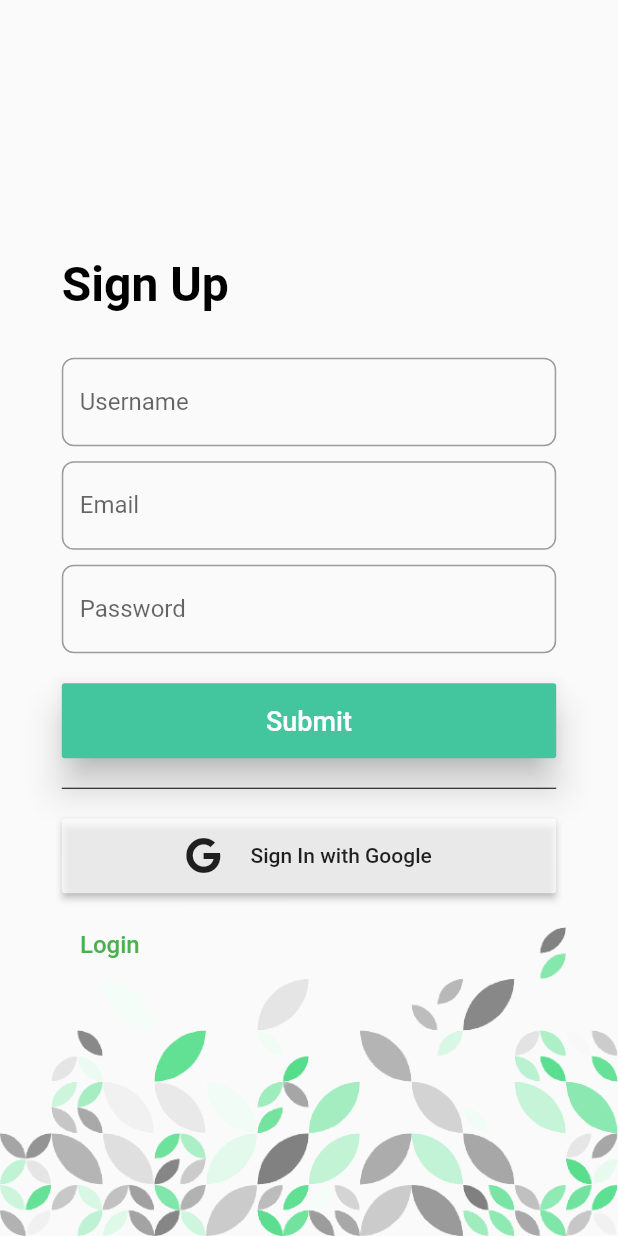
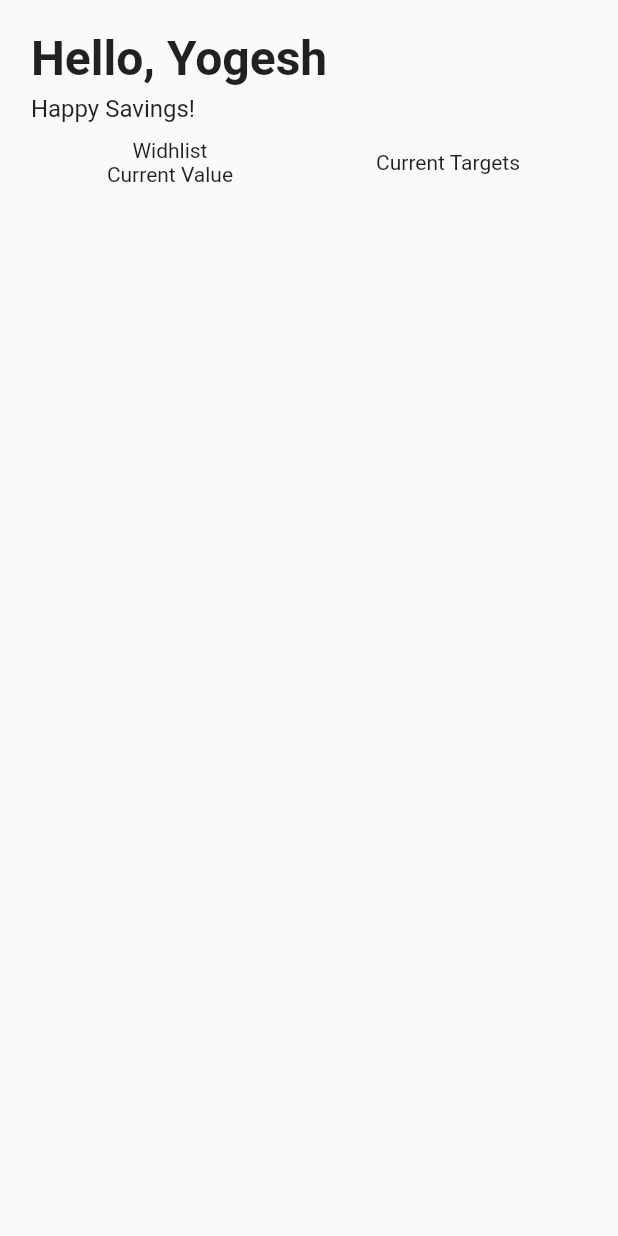
Before and after one commit to YogeshUpdhyay/savings_target, a Flutter app: the SignUp screen opened by its route, after a tap on "Submit", on a phone screen of 412 x 824 dp. Run offline on Flutter 3.47's test engine with Material 2 defaults, Android fonts, the phone set to English and light mode, and no system bars; our stand-ins replace font_awesome_flutter, google_fonts; missing offline and left inert: ms_undraw.

Commit message:
index view updated

```diff
--- a/lib/main.dart
+++ b/lib/main.dart
@@ -1,4 +1,5 @@
 import 'package:flutter/material.dart';
+import 'package:saving_traget/views/index.dart';
 import 'package:saving_traget/views/landing.dart';
 import 'package:saving_traget/views/login.dart';
 import 'package:saving_traget/views/signup.dart';
@@ -17,9 +18,10 @@ class MyApp extends StatelessWidget {
         primarySwatch: Colors.green
       ),
       routes: {
-        '/': (context) => Landing(),
+        '/landing': (context) => Landing(),
         '/login': (context) => Login(),
-        '/signup': (context) => SignUp()
+        '/signup': (context) => SignUp(),
+        '/': (context) => Index()
       },
       initialRoute: '/',
     );
--- /dev/null
+++ b/lib/views/index.dart
@@ -0,0 +1,66 @@
+import 'package:flutter/material.dart';
+import 'package:google_fonts/google_fonts.dart';
+
+class Index extends StatefulWidget {
+  const Index({ Key? key }) : super(key: key);
+
+  @override
+  _IndexState createState() => _IndexState();
+}
+
+class _IndexState extends State<Index> {
+  @override
+  Widget build(BuildContext context) {
+
+    final size = MediaQuery.of(context).size;
+
+    return Scaffold(
+      body: SafeArea(
+        child: Container(
+          margin: EdgeInsets.fromLTRB(size.width*0.05, 20, size.width*0.05, 0),
+          child: Column(
+            crossAxisAlignment: CrossAxisAlignment.start,
+            children: [
+              Text(
+                "Hello, Yogesh",
+                style: GoogleFonts.montserratAlternates(
+                  fontSize: 32,
+                  fontWeight: FontWeight.bold
+                ),
+              ),
+              SizedBox(height: 5.0,),
+              Text(
+                "Happy Savings!",
+                style: GoogleFonts.montserratAlternates(
+                  fontSize: 16
+                ),
+              ),
+              SizedBox(height: 10.0,),
+              Row(
+                children: [
+                  Container(
+                    width: size.width*0.45,
+                    child: Column(
+                      children: [
+                        Text("Widhlist"),
+                        Text("Current Value")
+                      ],
+                    ),
+                  ),
+                  Container(
+                    width: size.width*0.45,
+                    child: Column(
+                      children: [
+                        Text("Current Targets"),
+                      ],
+                    ),
+                  )
+                ],
+              )
+            ],
+          ),
+        ),
+      ),
+    );
+  }
+}
--- a/lib/views/login.dart
+++ b/lib/views/login.dart
@@ -108,7 +108,7 @@ class _LoginState extends State<Login> {
                   ),
                   SizedBox(height: 10.0,),
                   TextButton(
-                    onPressed: () => Navigator.of(context).pop(),
+                    onPressed: () => Navigator.of(context).pushNamed("/signup"),
                     child: Text(
                       "Register",
                       style: GoogleFonts.montserratAlternates(
--- a/lib/views/signup.dart
+++ b/lib/views/signup.dart
@@ -73,7 +73,7 @@ class _SignUpState extends State<SignUp> {
                   ),
                   SizedBox(height: 20.0,),
                   MaterialButton(
-                    onPressed: () {},
+                    onPressed: () => Navigator.of(context).pushNamed("/"),
                     color: const Color(0xff43c59e),
                     height: 50,
                     minWidth: size.width*0.8,
@@ -109,7 +109,7 @@ class _SignUpState extends State<SignUp> {
                   ),
                   SizedBox(height: 10.0,),
                   TextButton(
-                    onPressed: () => Navigator.of(context).pushNamed('/login'),
+                    onPressed: () => Navigator.of(context).pop(),
                     child: Text(
                       "Login",
                       style: GoogleFonts.montserratAlternates(
```
